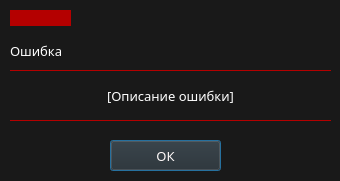
The window that ui/warningWin.ui (marginalprog/git_pcconf) describes before a commit, drawn with Qt 5.
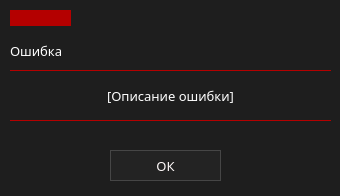
The same window after the commit. Icons and pictures are not drawn.

Diff of the .ui file:
```diff
--- a/ui/warningWin.ui
+++ b/ui/warningWin.ui
@@ -7,7 +7,7 @@
     <x>0</x>
     <y>0</y>
     <width>340</width>
-    <height>181</height>
+    <height>196</height>
    </rect>
   </property>
   <property name="windowTitle">
@@ -20,7 +20,7 @@
   <property name="styleSheet">
    <string notr="true">QWidget
 {
-     background: rgb(25, 25, 25);
+     background: rgb(30, 30, 30);
 	color: white;
 
 }
@@ -115,7 +115,7 @@
    <property name="geometry">
     <rect>
      <x>110</x>
-     <y>140</y>
+     <y>150</y>
      <width>111</width>
      <height>31</height>
     </rect>
@@ -128,7 +128,8 @@
    </property>
    <property name="styleSheet">
     <string notr="true">QPushButton{
-	background-color: rgb(40,40,40);
+	border:1px solid rgb(70,70,70);
+	background-color: rgb(35,35,35);
 	color: #fffafa;
 }
 
```
Left out of the diff: 6 changed lines with no effect on the pictures.
